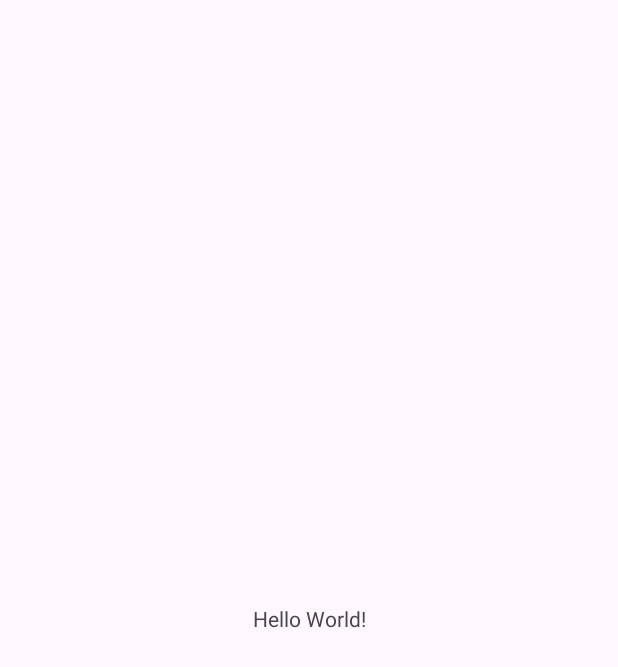
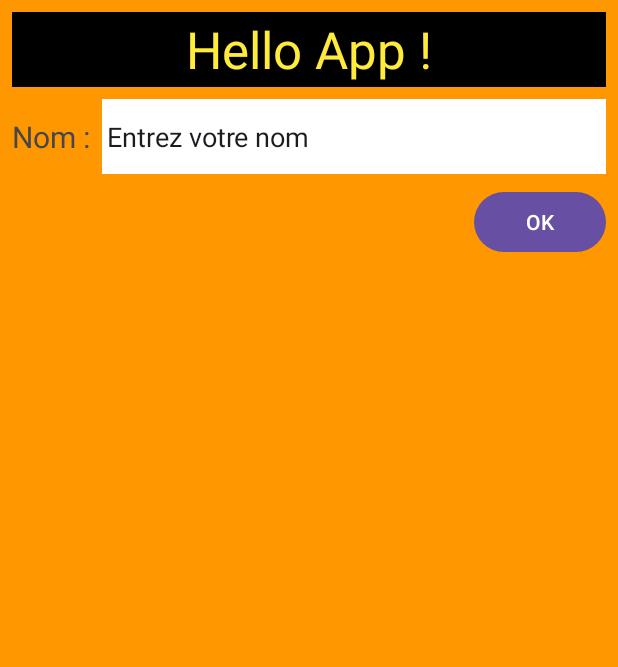
Before and after one commit to EDPMR2024/ex1, an Android app: the screen it shows after launch (MainActivity), on a phone screen of 412 x 824 dp. Before the commit the part shown is almost empty. Shown: the top 667 px of the screen. Run offline under Robolectric (Android 15) with nearby library versions, the phone set to English and light mode, and no system bars.

Commit message:
v3 : ajout d'éléments visuels dans le layout de l'activité

```diff
--- a/app/src/main/res/layout/activity_main.xml
+++ b/app/src/main/res/layout/activity_main.xml
@@ -5,15 +5,62 @@
     android:id="@+id/main"
     android:layout_width="match_parent"
     android:layout_height="match_parent"
+    android:background="#FF9800"
     tools:context=".MainActivity">
 
     <TextView
-        android:layout_width="wrap_content"
+        android:id="@+id/textView"
+        android:layout_width="0dp"
         android:layout_height="wrap_content"
-        android:text="Hello World!"
-        app:layout_constraintBottom_toBottomOf="parent"
+        android:layout_marginStart="8dp"
+        android:layout_marginTop="8dp"
+        android:layout_marginEnd="8dp"
+        android:height="50dp"
+        android:background="#000000"
+        android:gravity="center"
+        android:text="Hello App !"
+        android:textColor="#FFEB3B"
+        android:textSize="34sp"
         app:layout_constraintEnd_toEndOf="parent"
         app:layout_constraintStart_toStartOf="parent"
         app:layout_constraintTop_toTopOf="parent" />
 
+    <TextView
+        android:id="@+id/textView2"
+        android:layout_width="wrap_content"
+        android:layout_height="50dp"
+        android:layout_marginStart="8dp"
+        android:layout_marginTop="8dp"
+        android:gravity="center"
+        android:text="Nom :"
+        android:textSize="20sp"
+        app:layout_constraintBottom_toBottomOf="@+id/editTextText"
+        app:layout_constraintStart_toStartOf="parent"
+        app:layout_constraintTop_toBottomOf="@+id/textView" />
+
+    <EditText
+        android:id="@+id/editTextText"
+        android:layout_width="0dp"
+        android:layout_height="50dp"
+        android:layout_marginStart="8dp"
+        android:layout_marginTop="8dp"
+        android:layout_marginEnd="8dp"
+        android:background="#FFFFFF"
+        android:ems="10"
+        android:inputType="text"
+        android:padding="3dp"
+        android:text="Entrez votre nom"
+        app:layout_constraintEnd_toEndOf="parent"
+        app:layout_constraintStart_toEndOf="@+id/textView2"
+        app:layout_constraintTop_toBottomOf="@+id/textView" />
+
+    <Button
+        android:id="@+id/button"
+        android:layout_width="wrap_content"
+        android:layout_height="wrap_content"
+        android:layout_marginTop="8dp"
+        android:layout_marginEnd="8dp"
+        android:text="OK"
+        app:layout_constraintEnd_toEndOf="parent"
+        app:layout_constraintTop_toBottomOf="@+id/editTextText" />
 </androidx.constraintlayout.widget.ConstraintLayout>
```
